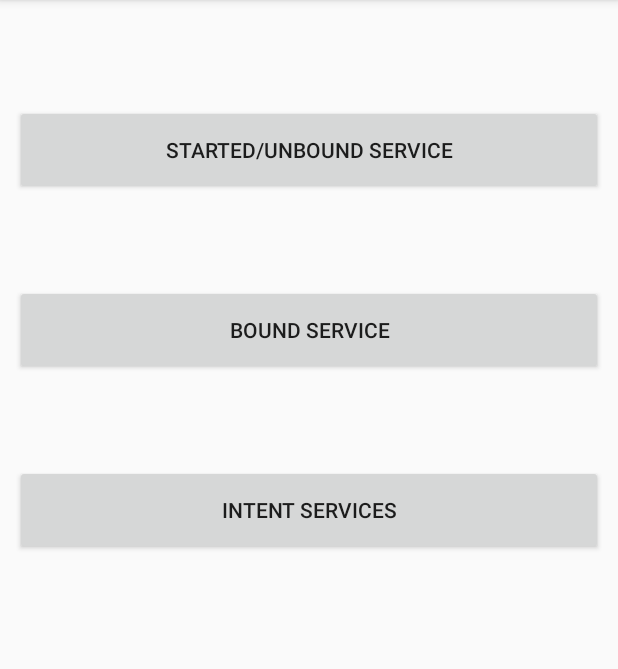
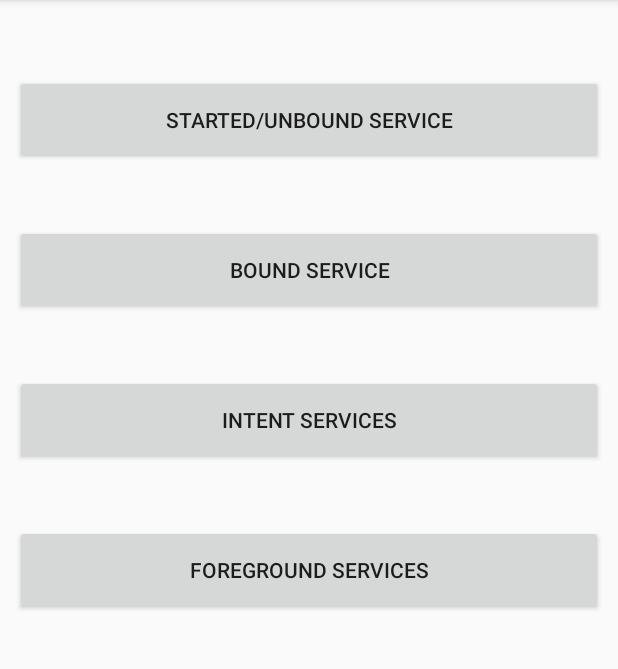
Before and after one commit to anukools/KotlinServices, an Android app: the screen it shows after launch (MainActivity), on a phone screen of 412 x 824 dp, the part 84-753 px from its top. Run offline under Robolectric (Android 15) with nearby library versions, the phone set to English and light mode, and no system bars.

Commit message:
Added foreground services

```diff
--- a/app/src/main/java/com/samples/services/MainActivity.kt
+++ b/app/src/main/java/com/samples/services/MainActivity.kt
@@ -5,6 +5,7 @@ import android.os.Bundle
 import android.support.v7.app.AppCompatActivity
 import android.view.View
 import com.samples.R
+import com.samples.services.foreground.ForegroundActivity
 import com.samples.services.intentService.IntentServiceActivity
 
 import kotlinx.android.synthetic.main.activity_main.*
@@ -26,6 +27,10 @@ class MainActivity : AppCompatActivity() {
                 val nextActivity = Intent(this, IntentServiceActivity::class.java)
                 startActivity(nextActivity)
             }
+            R.id.button4 -> {
+                val nextActivity = Intent(this, ForegroundActivity::class.java)
+                startActivity(nextActivity)
+            }
         }
     }
 
@@ -36,6 +41,7 @@ class MainActivity : AppCompatActivity() {
         button1.setOnClickListener(clickListener)
         button2.setOnClickListener(clickListener)
         button3.setOnClickListener(clickListener)
+        button4.setOnClickListener(clickListener)
 
     }
 }
--- a/app/src/main/java/com/samples/services/intentService/DownloadService.kt
+++ b/app/src/main/java/com/samples/services/intentService/DownloadService.kt
@@ -41,7 +41,7 @@ class DownloadService : IntentService(DownloadService::class.java.name) {
                 val results = downloadData(url)
 
                 /* Sending result back to activity */
-                if (null != results && results.isNotEmpty()) {
+                if (results.isNotEmpty()) {
                     bundle.putStringArray("result", results)
                     receiver.send(STATUS_FINISHED, bundle)
                 }
--- a/app/src/main/res/layout/activity_main.xml
+++ b/app/src/main/res/layout/activity_main.xml
@@ -11,7 +11,7 @@
         android:id="@+id/button1"
         android:layout_width="match_parent"
         android:layout_height="60dp"
-        android:layout_marginTop="60dp"
+        android:layout_marginTop="40dp"
         android:text="Started/Unbound Service"
         app:layout_constraintLeft_toLeftOf="parent"
         app:layout_constraintRight_toRightOf="parent"
@@ -21,7 +21,7 @@
         android:id="@+id/button2"
         android:layout_width="match_parent"
         android:layout_height="60dp"
-        android:layout_marginTop="60dp"
+        android:layout_marginTop="40dp"
         android:text="Bound Service"
         app:layout_constraintHorizontal_bias="0.501"
         app:layout_constraintLeft_toLeftOf="parent"
@@ -32,12 +32,23 @@
         android:id="@+id/button3"
         android:layout_width="match_parent"
         android:layout_height="60dp"
-        android:layout_marginTop="60dp"
+        android:layout_marginTop="40dp"
         android:text="Intent Services"
         app:layout_constraintHorizontal_bias="0.502"
         app:layout_constraintLeft_toLeftOf="parent"
         app:layout_constraintRight_toRightOf="parent"
         app:layout_constraintTop_toBottomOf="@+id/button2" />
 
+    <Button
+        android:id="@+id/button4"
+        android:layout_width="match_parent"
+        android:layout_height="60dp"
+        android:layout_marginTop="40dp"
+        android:text="Foreground Services"
+        app:layout_constraintHorizontal_bias="0.502"
+        app:layout_constraintLeft_toLeftOf="parent"
+        app:layout_constraintRight_toRightOf="parent"
+        app:layout_constraintTop_toBottomOf="@+id/button3" />
+
 
 </android.support.constraint.ConstraintLayout>
```
Also changed, not shown: app/src/main/AndroidManifest.xml (+6 -2 lines), app/src/main/java/com/samples/services/foreground/Constants.java (added, +22 -0 lines), app/src/main/java/com/samples/services/foreground/ForegroundActivity.kt (added, +34 -0 lines), app/src/main/java/com/samples/services/foreground/ForegroundService.kt (added, +92 -0 lines), app/src/main/res/layout/activity_foreground.xml (added, +35 -0 lines), app/src/main/res/drawable/ic_launcher.png (added).
